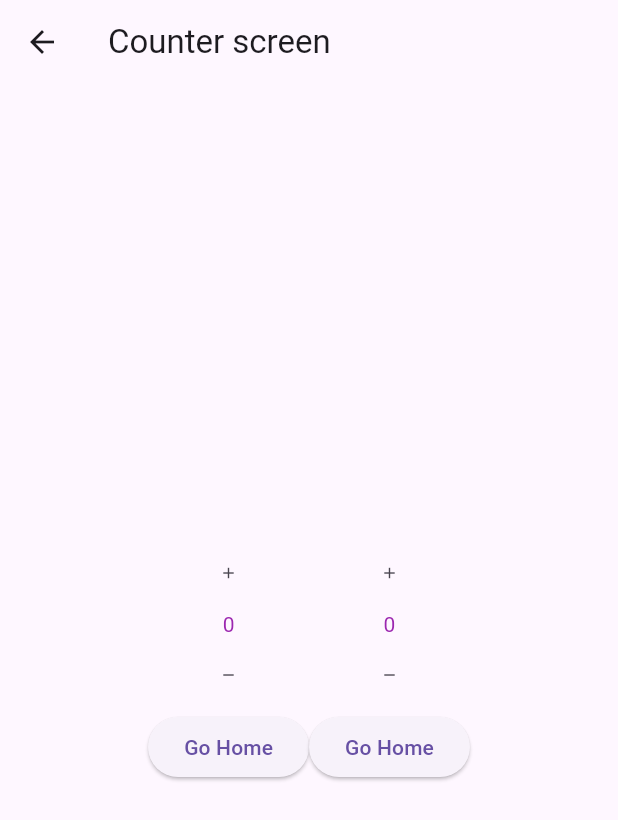
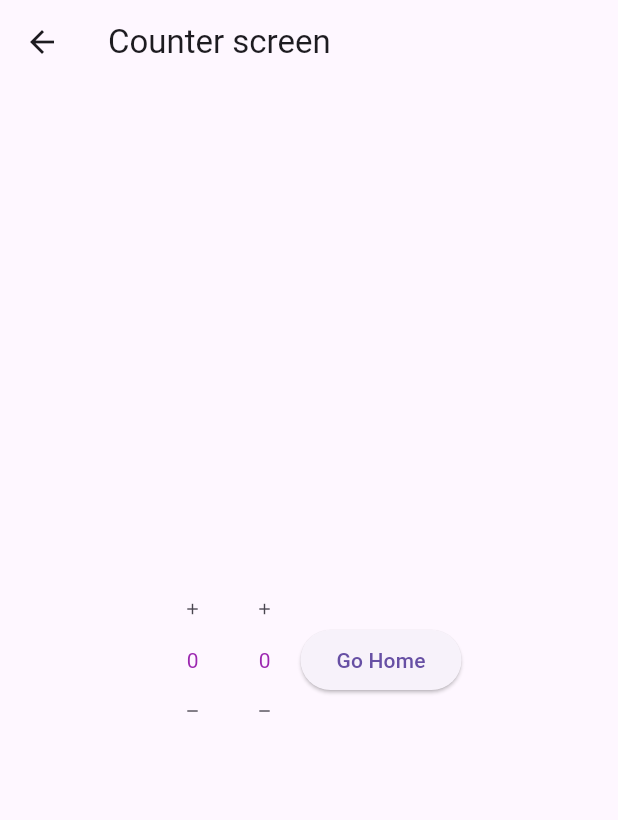
Before and after one commit to redaktorscha/flutter_test_provider, a Flutter app: the CounterScreen screen opened directly, on a phone screen of 412 x 824 dp. Shown: the top 820 px of the screen. Run offline on Flutter 3.47's test engine with Material 3 defaults, Android fonts, the phone set to English and light mode, and no system bars; our stand-ins replace flutter_riverpod.

Commit message:
fix counters

```diff
--- a/lib/screens/counter.dart
+++ b/lib/screens/counter.dart
@@ -18,43 +18,39 @@ class CounterScreen extends StatelessWidget {
           Column(
             mainAxisAlignment: MainAxisAlignment.center,
             children: <Widget>[
-              const IncrementButton1(),
-              const CounterView1(),
-              const DecrementButton1(),
-              ElevatedButton(
-                  onPressed: () {
-                    Navigator.pop(context);
-                  },
-                  child: const Text('Go Home'))
+              IncrementButton(provider: countProvider1),
+              CounterView(provider: countProvider1),
+              DecrementButton(provider: countProvider1),
             ],
           ),
           Column(
             mainAxisAlignment: MainAxisAlignment.center,
             children: <Widget>[
-              const IncrementButton2(),
-              const CounterView2(),
-              const DecrementButton2(),
-              ElevatedButton(
-                  onPressed: () {
-                    Navigator.pop(context);
-                  },
-                  child: const Text('Go Home'))
+              IncrementButton(provider: countProvider2),
+              CounterView(provider: countProvider2),
+              DecrementButton(provider: countProvider2),
             ],
           ),
+          ElevatedButton(
+              onPressed: () {
+                Navigator.pop(context);
+              },
+              child: const Text('Go Home'))
         ],
       )),
     );
   }
 }
 
-class CounterView1 extends StatelessWidget {
-  const CounterView1({super.key});
+class CounterView extends StatelessWidget {
+  const CounterView({super.key, required this.provider});
+  final StateNotifierProvider<CounterModel, int> provider;
 
   @override
   Widget build(BuildContext context) {
     return Consumer(
       builder: (context, ref, child) {
-        final count = ref.watch(countProvider1);
+        final count = ref.watch(provider);
         print(count);
 
         return Text(
@@ -66,32 +62,14 @@ class CounterView1 extends StatelessWidget {
   }
 }
 
-class CounterView2 extends StatelessWidget {
-  const CounterView2({super.key});
-
-  @override
-  Widget build(BuildContext context) {
-    return Consumer(
-      builder: (context, ref, child) {
-        final count = ref.watch(countProvider2);
-        print(count);
-
-        return Text(
-          '$count',
-          style: const TextStyle(color: Colors.purple),
-        );
-      },
-    );
-  }
-}
-
-class IncrementButton1 extends ConsumerWidget {
-  const IncrementButton1({super.key});
+class IncrementButton extends ConsumerWidget {
+  const IncrementButton({super.key, required this.provider});
+  final StateNotifierProvider<CounterModel, int> provider;
 
   @override
   Widget build(BuildContext context, WidgetRef ref) {
     // В этом случае нет необходимости прослушивать изменения
-    final counter = ref.read(countProvider1.notifier);
+    final counter = ref.read(provider.notifier);
 
     return IconButton(
       icon: const Icon(Icons.add, size: 12),
@@ -102,30 +80,14 @@ class IncrementButton1 extends ConsumerWidget {
   }
 }
 
-class IncrementButton2 extends ConsumerWidget {
-  const IncrementButton2({super.key});
+class DecrementButton extends ConsumerWidget {
+  const DecrementButton({super.key, required this.provider});
+  final StateNotifierProvider<CounterModel, int> provider;
 
   @override
   Widget build(BuildContext context, WidgetRef ref) {
     // В этом случае нет необходимости прослушивать изменения
-    final counter = ref.read(countProvider2.notifier);
-
-    return IconButton(
-      icon: const Icon(Icons.add, size: 12),
-      onPressed: () {
-        counter.increment();
-      },
-    );
-  }
-}
-
-class DecrementButton1 extends ConsumerWidget {
-  const DecrementButton1({super.key});
-
-  @override
-  Widget build(BuildContext context, WidgetRef ref) {
-    // В этом случае нет необходимости прослушивать изменения
-    final counter = ref.read(countProvider1.notifier);
+    final counter = ref.read(provider.notifier);
 
     return IconButton(
       icon: const Icon(Icons.remove, size: 12),
@@ -136,21 +98,3 @@ class DecrementButton1 extends ConsumerWidget {
     );
   }
 }
-
-class DecrementButton2 extends ConsumerWidget {
-  const DecrementButton2({super.key});
-
-  @override
-  Widget build(BuildContext context, WidgetRef ref) {
-    // В этом случае нет необходимости прослушивать изменения
-    final counter = ref.read(countProvider2.notifier);
-
-    return IconButton(
-      icon: const Icon(Icons.remove, size: 12),
-      onPressed: () {
-        // Это вызовет изменение состояния, в результате чего прослушивающие виджеты будут перестроены
-        counter.decrement();
-      },
-    );
-  }
-}
```
